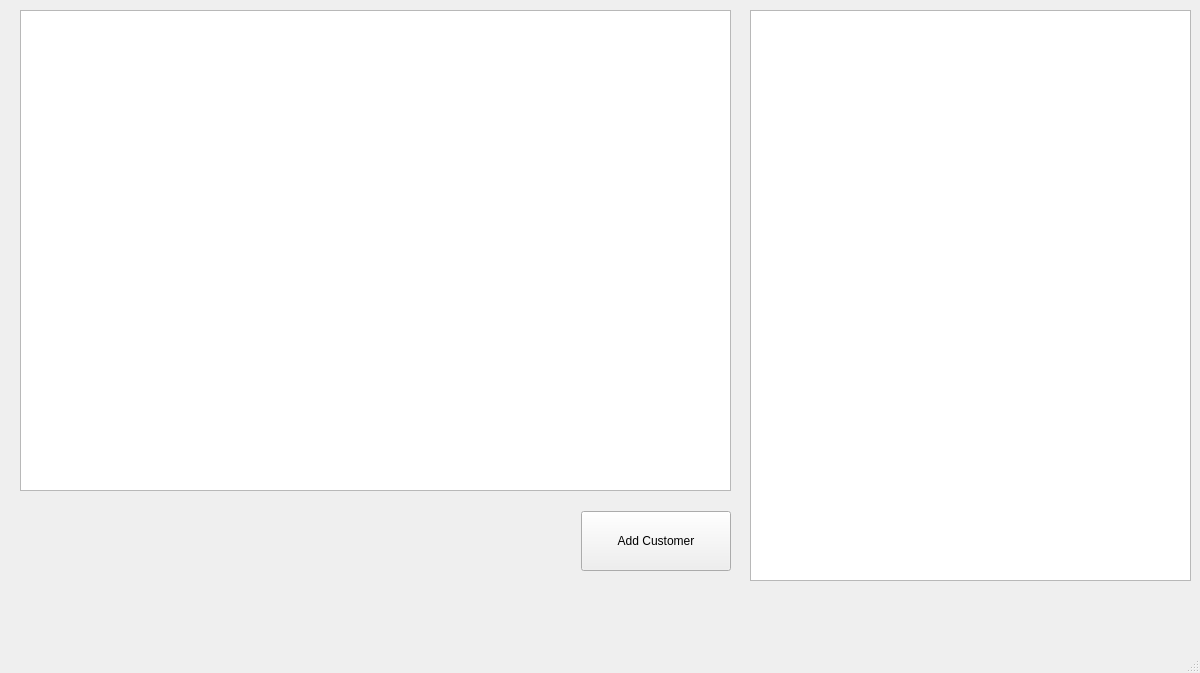
Before: the Qt Designer form mainwindow.ui in Matthew1906/CPEN6126010-RestaurantWaitingList, drawn with Qt 5.
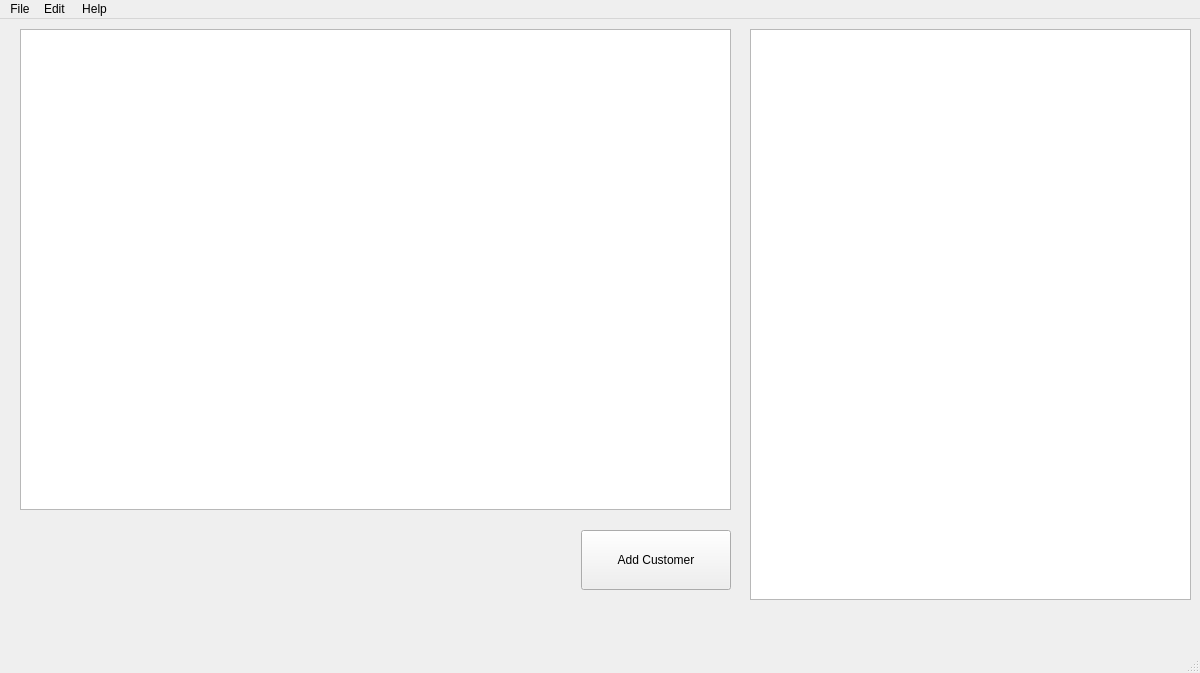
After: the same form once the commit is applied. Icons and pictures are not drawn.

```diff
--- a/mainwindow.ui
+++ b/mainwindow.ui
@@ -78,6 +78,28 @@
      <height>42</height>
     </rect>
    </property>
+   <widget class="QMenu" name="menuHistory">
+    <property name="title">
+     <string>File</string>
+    </property>
+    <addaction name="actionExit"/>
+   </widget>
+   <widget class="QMenu" name="menuAbout">
+    <property name="title">
+     <string>Help</string>
+    </property>
+    <addaction name="actionAbout_Us"/>
+   </widget>
+   <widget class="QMenu" name="menuEdit">
+    <property name="title">
+     <string>Edit </string>
+    </property>
+    <addaction name="actionAdd_Customer"/>
+    <addaction name="actionTable_History"/>
+   </widget>
+   <addaction name="menuHistory"/>
+   <addaction name="menuEdit"/>
+   <addaction name="menuAbout"/>
   </widget>
   <widget class="QStatusBar" name="statusbar"/>
  </widget>
```
Left out of the diff: 40 changed lines with no effect on the pictures.
